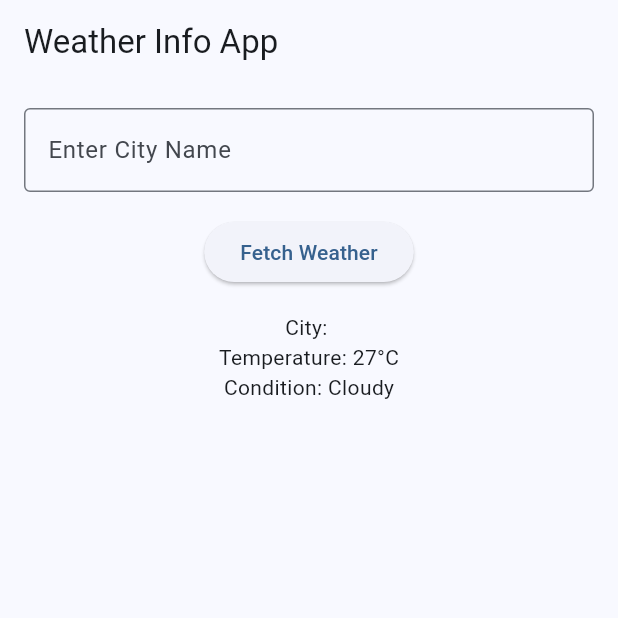
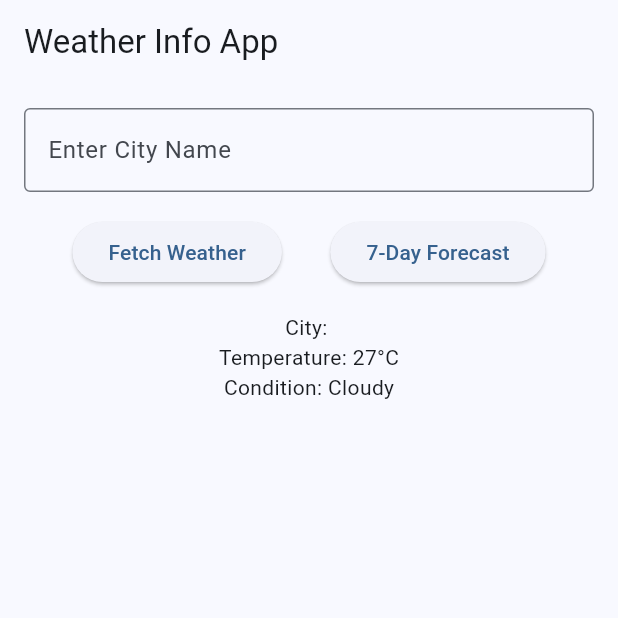
Before and after one commit to ChrishelleC/weather_app, a Flutter app: the screen it shows after launch, after a tap on "Fetch Weather", on a phone screen of 412 x 824 dp, the top half of it. Run offline on Flutter 3.47's test engine with Material 3 defaults, Android fonts, the phone set to English and light mode, and no system bars.

Commit message:
implemented 7-day weather forecast feature

```diff
--- a/lib/main.dart
+++ b/lib/main.dart
@@ -42,14 +42,31 @@ class _WeatherHomePageState extends State<WeatherHomePage> {
   String city = '';
   String temperature = '';
   String condition = '';
+  List<Map<String, dynamic>> _forecast = [];
 
 
-  void _fetchWeather(){ // Create a function that simulates fetching weather data when the user clicks the
-// "Fetch Weather" button.
+  void _fetchWeather() {
+    // Create a function that simulates fetching weather data when the user clicks the "Fetch Weather" button.
     setState(() {
       city = _cityController.text; // Takes the entered city name
       temperature = '${15 + Random().nextInt(16)}°C'; // Generates a random temperature between 15 and 30 C.
-      condition = ['Sunny', 'Cloudy','Rainy'][Random().nextInt(3)]; // Randomly select the weather condition.
+      condition = ['Sunny', 'Cloudy', 'Rainy'][Random().nextInt(3)]; // Randomly select the weather condition.
+    });
+  }
+
+
+  void _fetch7DayForecast() {
+    // Create a function to simulate fetching weather data for a 7-day forecast.
+    setState(() {
+      _forecast = List.generate(7, (index) { // Generates a list of seven.
+        final randomTemp = '${15 + Random().nextInt(16)}°C';
+        final condition = ['Sunny', 'Cloudy', 'Rainy'][Random().nextInt(3)]; // Randomly select the weather condition.
+        return {
+          'day': 'Day ${index + 1}', // String interpolation for day labels.
+          'temperature': randomTemp, // Temperature
+          'condition': condition, // Condition
+        };
+      });
     });
   }
 
@@ -72,21 +89,49 @@ class _WeatherHomePageState extends State<WeatherHomePage> {
               ),
             ),
             const SizedBox(height: 16),
-            ElevatedButton(
-              onPressed: _fetchWeather,
-              child: const Text('Fetch Weather'),  // Activity 2.b: Add a FlatButton or ElevatedButton labeled "Fetch Weather".
+            Row(
+              mainAxisAlignment: MainAxisAlignment.spaceEvenly,
+              children: [
+                ElevatedButton(
+                  onPressed: _fetchWeather,
+                  child: const Text('Fetch Weather'), // Activity 2.b: Add a FlatButton or ElevatedButton labeled "Fetch Weather".
+                ),
+                ElevatedButton(
+                  onPressed: _fetch7DayForecast,
+                  child: const Text('7-Day Forecast'), // Activity 5: Add a button to retrieve a 7-day weather forecast.
+                ),
+              ],
             ),
             const SizedBox(height: 16),
-             Text('City: $city'),   // Activity2.c: Add placeholder for diplaying weather data like: city.
-             // Activity 4: show the entered city name
-             Text('Temperature: $temperature'), // Tempeture.
-             // 4.2: Display the temperature
-             Text('Condition: $condition'), // Weather condition.
-             // 4.3: display the weather condition.
+            Text('City: $city'), // Activity 2.c: Add placeholder for displaying weather data like city.
+            // Activity 4: Show the entered city name
+            Text('Temperature: $temperature'), // Temperature.
+            // 4.2: Display the temperature
+            Text('Condition: $condition'), // Weather condition.
+            // 4.3: Display the weather condition.
+            const SizedBox(height: 16),
+            if (_forecast.isNotEmpty) ...[
+              const Text(
+                '7-Day Forecast:',
+                style: TextStyle(fontSize: 16, fontWeight: FontWeight.bold),
+              ),
+              const SizedBox(height: 8),
+              ..._forecast.map((dayForecast) {
+                return Padding(
+                  padding: const EdgeInsets.symmetric(vertical: 4.0),
+                  child: Row(
+                    mainAxisAlignment: MainAxisAlignment.spaceBetween,
+                    children: [
+                      Text(dayForecast['day']), // Display day
+                      Text('${dayForecast['temperature']} - ${dayForecast['condition']}'), // Display Temperature and condidtion.
+                    ],
+                  ),
+                );
+              }).toList(),
+            ],
           ],
         ),
       ),
     );
   }
 }
-// Program works as expected
```
